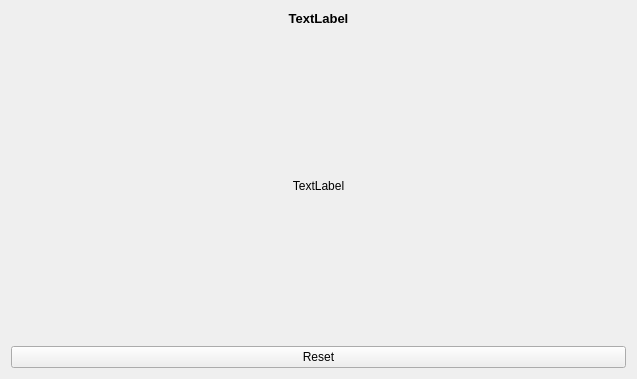
Qt form ImageWizard/targetselector.ui (coltoncandy/Image-Generator-Wizard) before a commit.
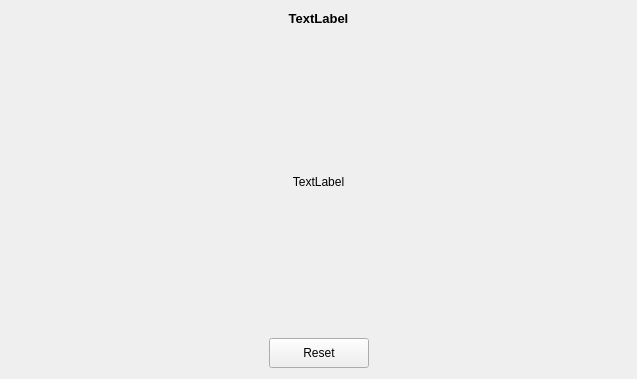
The same form after that commit.

```diff
--- a/ImageWizard/targetselector.ui
+++ b/ImageWizard/targetselector.ui
@@ -47,11 +47,53 @@
     </widget>
    </item>
    <item>
-    <widget class="QPushButton" name="reset">
-     <property name="text">
-      <string>Reset</string>
-     </property>
-    </widget>
+    <layout class="QHBoxLayout" name="horizontalLayout">
+     <item>
+      <spacer name="horizontalSpacer">
+       <property name="orientation">
+        <enum>Qt::Horizontal</enum>
+       </property>
+       <property name="sizeHint" stdset="0">
+        <size>
+         <width>40</width>
+         <height>20</height>
+        </size>
+       </property>
+      </spacer>
+     </item>
+     <item>
+      <widget class="QPushButton" name="reset">
+       <property name="minimumSize">
+        <size>
+         <width>100</width>
+         <height>30</height>
+        </size>
+       </property>
+       <property name="maximumSize">
+        <size>
+         <width>100</width>
+         <height>30</height>
+        </size>
+       </property>
+       <property name="text">
+        <string>Reset</string>
+       </property>
+      </widget>
+     </item>
+     <item>
+      <spacer name="horizontalSpacer_2">
+       <property name="orientation">
+        <enum>Qt::Horizontal</enum>
+       </property>
+       <property name="sizeHint" stdset="0">
+        <size>
+         <width>40</width>
+         <height>20</height>
+        </size>
+       </property>
+      </spacer>
+     </item>
+    </layout>
    </item>
   </layout>
  </widget>
```
